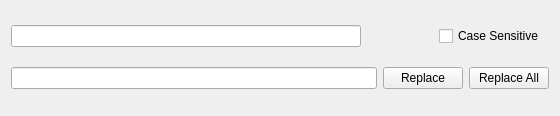
The window that QSpreadsheet/findandreplacewidget.ui (HenryJia/QOffice) describes before a commit, drawn with Qt 5.
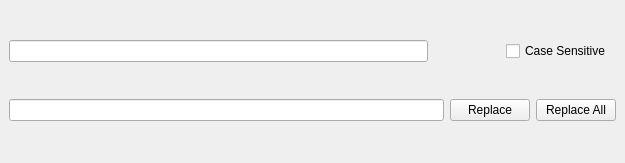
The same window after the commit. Icons and pictures are not drawn.

Patch:
```diff
--- a/QSpreadsheet/findandreplacewidget.ui
+++ b/QSpreadsheet/findandreplacewidget.ui
@@ -1,24 +1,19 @@
 <?xml version="1.0" encoding="UTF-8"?>
 <ui version="4.0">
  <class>findAndReplaceWidget</class>
- <widget class="QWidget" name="findAndReplaceWidget">
+ <widget class="QDockWidget" name="findAndReplaceWidget">
   <property name="geometry">
    <rect>
     <x>0</x>
     <y>0</y>
-    <width>560</width>
-    <height>116</height>
+    <width>625</width>
+    <height>163</height>
    </rect>
   </property>
-  <property name="minimumSize">
-   <size>
-    <width>0</width>
-    <height>0</height>
-   </size>
-  </property>
   <property name="windowTitle">
    <string>Form</string>
   </property>
+  <widget class="QWidget" name="findAndReplaceWidgetContents">
   <layout class="QGridLayout" name="gridLayout">
    <item row="0" column="0">
     <layout class="QHBoxLayout" name="horizontalLayout">
@@ -158,6 +153,11 @@
     </layout>
    </item>
   </layout>
+   <zorder>replaceLineEdit</zorder>
+   <zorder>layoutWidget</zorder>
+   <zorder>layoutWidget_2</zorder>
+   <zorder>replaceLineEdit</zorder>
+  </widget>
  </widget>
  <resources/>
  <connections/>
```
Left out of the diff: 2 changed lines with no effect on the pictures. Lines whose indentation alone changed are shown as unchanged.
